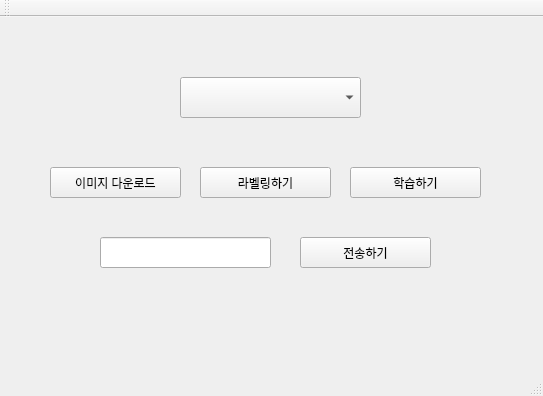
First picture: the form in mainwindow.ui, repository chaeyoungg/graduation_QT_project, before the edit.
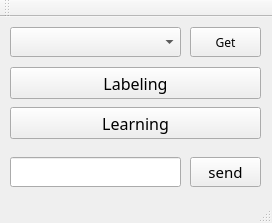
Second picture: the form after the edit.

```diff
--- a/mainwindow.ui
+++ b/mainwindow.ui
@@ -6,8 +6,8 @@
    <rect>
     <x>0</x>
     <y>0</y>
-    <width>543</width>
-    <height>396</height>
+    <width>272</width>
+    <height>223</height>
    </rect>
   </property>
   <property name="windowTitle">
@@ -17,76 +17,123 @@
    <widget class="QPushButton" name="pushButton_learn">
     <property name="geometry">
      <rect>
-      <x>350</x>
-      <y>150</y>
-      <width>131</width>
-      <height>31</height>
+      <x>10</x>
+      <y>90</y>
+      <width>251</width>
+      <height>32</height>
      </rect>
     </property>
-    <property name="text">
-     <string>학습하기</string>
+    <property name="font">
+     <font>
+      <family>KBIZgo H</family>
+      <pointsize>12</pointsize>
+     </font>
     </property>
-   </widget>
-   <widget class="QPushButton" name="pushButton_transmit">
-    <property name="geometry">
-     <rect>
-      <x>300</x>
-      <y>220</y>
-      <width>131</width>
-      <height>31</height>
-     </rect>
-    </property>
     <property name="text">
-     <string>전송하기</string>
+     <string>Learning</string>
     </property>
    </widget>
    <widget class="QComboBox" name="comboBox">
     <property name="geometry">
      <rect>
-      <x>180</x>
-      <y>60</y>
-      <width>181</width>
-      <height>41</height>
+      <x>10</x>
+      <y>10</y>
+      <width>171</width>
+      <height>30</height>
      </rect>
     </property>
+    <property name="font">
+     <font>
+      <family>Arial</family>
+      <pointsize>16</pointsize>
+     </font>
+    </property>
    </widget>
    <widget class="QPushButton" name="pushButton_label">
     <property name="geometry">
      <rect>
-      <x>200</x>
-      <y>150</y>
-      <width>131</width>
-      <height>31</height>
+      <x>10</x>
+      <y>50</y>
+      <width>251</width>
+      <height>32</height>
      </rect>
     </property>
+    <property name="font">
+     <font>
+      <family>KBIZgo H</family>
+      <pointsize>12</pointsize>
+     </font>
+    </property>
     <property name="text">
-     <string>라벨링하기</string>
+     <string>Labeling</string>
     </property>
    </widget>
    <widget class="QPushButton" name="pushButton_download">
     <property name="geometry">
      <rect>
-      <x>50</x>
-      <y>150</y>
-      <width>131</width>
-      <height>31</height>
+      <x>190</x>
+      <y>10</y>
+      <width>71</width>
+      <height>30</height>
      </rect>
     </property>
+    <property name="font">
+     <font>
+      <family>KBIZgo H</family>
+      <pointsize>9</pointsize>
+      <weight>50</weight>
+      <bold>false</bold>
+     </font>
+    </property>
     <property name="text">
-     <string>이미지 다운로드</string>
+     <string>Get</string>
     </property>
    </widget>
    <widget class="QLineEdit" name="lineEdit">
     <property name="geometry">
      <rect>
-      <x>100</x>
-      <y>220</y>
+      <x>10</x>
+      <y>140</y>
       <width>171</width>
-      <height>31</height>
+      <height>30</height>
      </rect>
     </property>
+    <property name="font">
+     <font>
+      <family>Arial</family>
+      <pointsize>16</pointsize>
+     </font>
+    </property>
    </widget>
+   <widget class="QPushButton" name="pushButton_transmit">
+    <property name="geometry">
+     <rect>
+      <x>190</x>
+      <y>140</y>
+      <width>71</width>
+      <height>30</height>
+     </rect>
+    </property>
+    <property name="font">
+     <font>
+      <family>KBIZgo H</family>
+      <pointsize>11</pointsize>
+     </font>
+    </property>
+    <property name="text">
+     <string>send</string>
+    </property>
+   </widget>
   </widget>
+  <widget class="QToolBar" name="mainToolBar">
+   <attribute name="toolBarArea">
+    <enum>TopToolBarArea</enum>
+   </attribute>
+   <attribute name="toolBarBreak">
+    <bool>false</bool>
+   </attribute>
+  </widget>
+  <widget class="QStatusBar" name="statusBar"/>
   <widget class="QMenuBar" name="menuBar">
    <property name="geometry">
     <rect>
@@ -97,15 +144,6 @@
     </rect>
    </property>
   </widget>
-  <widget class="QToolBar" name="mainToolBar">
-   <attribute name="toolBarArea">
-    <enum>TopToolBarArea</enum>
-   </attribute>
-   <attribute name="toolBarBreak">
-    <bool>false</bool>
-   </attribute>
-  </widget>
-  <widget class="QStatusBar" name="statusBar"/>
  </widget>
  <layoutdefault spacing="6" margin="11"/>
  <resources/>
```
Left out of the diff: 4 changed lines with no effect on the pictures.
